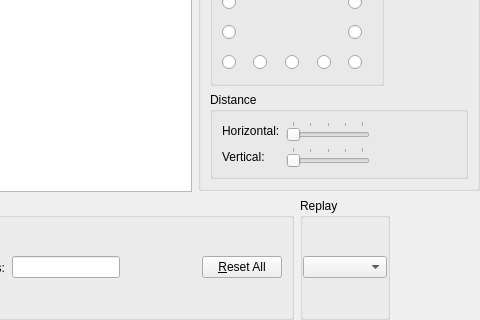
Qt form src/Module/src/Formation/FormationWidget.ui (till213/SkyDolly) before a commit; both pictures show x 328 to 808 and y 128 to 448 of the 808 by 448 pixel window.
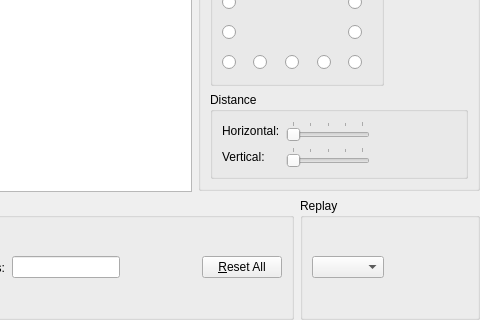
The same form after that commit. Icons and pictures are not drawn. Custom widgets are drawn as their Qt base class.

Commit message: Improve dynamic layout

What changed in the file:
```diff
--- a/src/Module/src/Formation/FormationWidget.ui
+++ b/src/Module/src/Formation/FormationWidget.ui
@@ -1073,32 +1073,17 @@
        <property name="title">
         <string>Replay</string>
        </property>
-       <layout class="QGridLayout" name="gridLayout_3">
-        <property name="leftMargin">
-         <number>0</number>
-        </property>
-        <property name="topMargin">
-         <number>0</number>
-        </property>
-        <property name="rightMargin">
-         <number>0</number>
-        </property>
-        <property name="bottomMargin">
-         <number>0</number>
-        </property>
-        <item row="0" column="0">
+       <layout class="QHBoxLayout" name="horizontalLayout_14">
+        <item>
          <widget class="QComboBox" name="replayModeComboBox">
           <property name="sizePolicy">
-           <sizepolicy hsizetype="Expanding" vsizetype="Fixed">
+           <sizepolicy hsizetype="Preferred" vsizetype="Fixed">
             <horstretch>0</horstretch>
             <verstretch>0</verstretch>
            </sizepolicy>
           </property>
          </widget>
         </item>
-       </layout>
-      </widget>
-     </item>
      <item>
       <spacer name="horizontalSpacer_23">
        <property name="orientation">
@@ -1111,6 +1096,9 @@
         </size>
        </property>
       </spacer>
+        </item>
+       </layout>
+      </widget>
      </item>
     </layout>
    </item>
```
Lines whose indentation alone changed are shown as unchanged.
